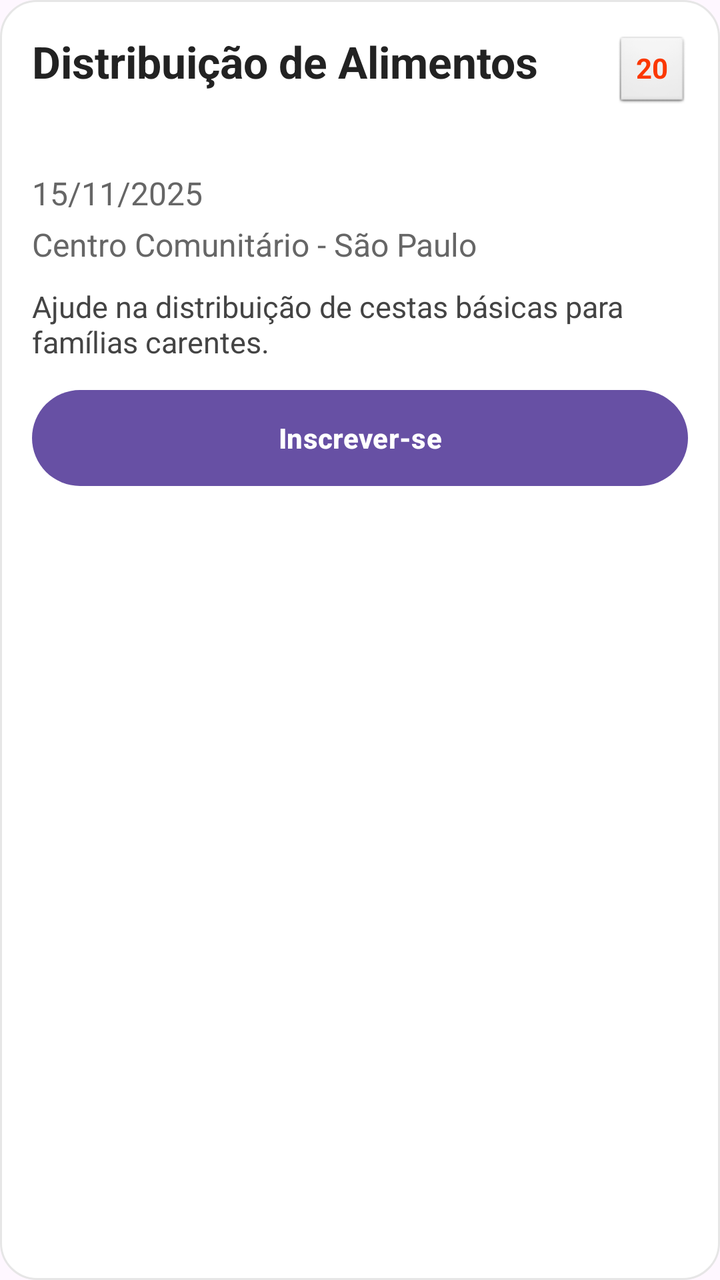
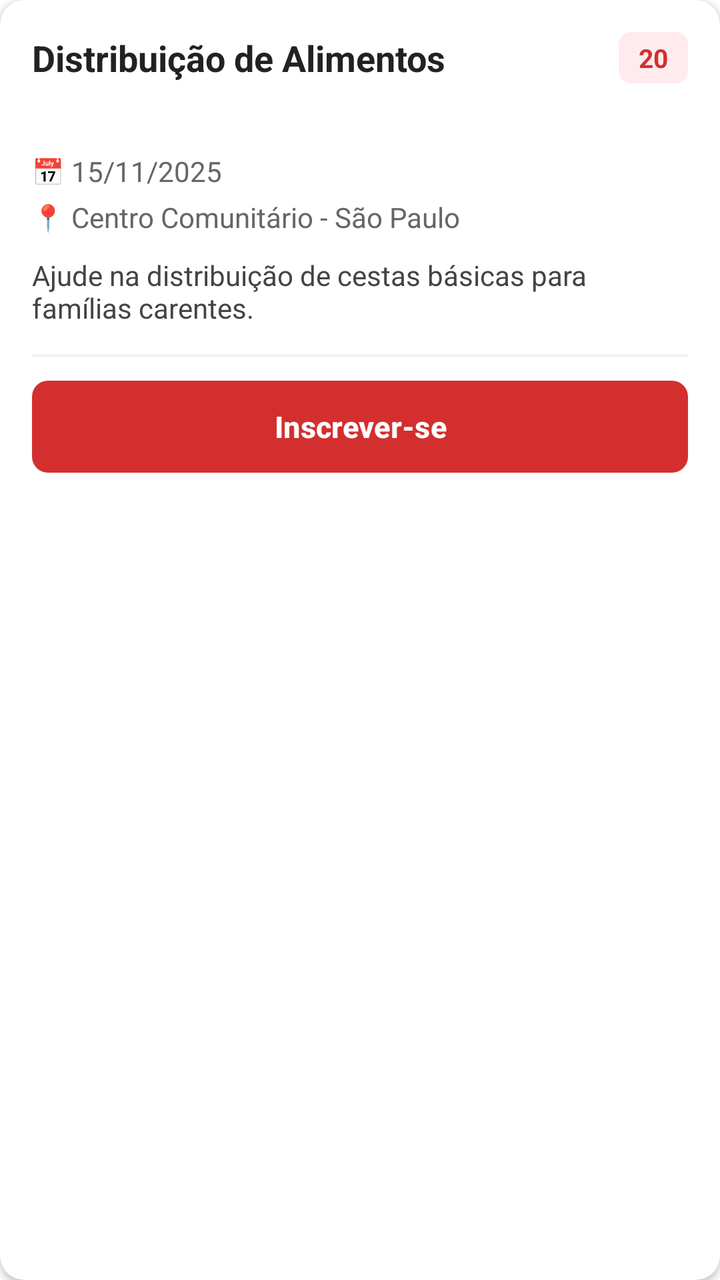

Two renders of the same Android screen: before a commit and after it. Below are the layout's source before the change and the commit's diff.
<!-- AndroidManifest.xml: application theme Theme.Extensao -->
<!-- res/layout/item_evento.xml -->
<?xml version="1.0" encoding="utf-8"?>
<LinearLayout xmlns:android="http://schemas.android.com/apk/res/android"
    android:orientation="vertical"
    android:background="@drawable/bg_card_evento"
    android:layout_marginBottom="14dp"
    android:layout_width="match_parent"
    android:layout_height="wrap_content">

    <LinearLayout
        android:orientation="horizontal"
        android:layout_width="match_parent"
        android:layout_height="wrap_content">

        <TextView
            android:id="@+id/txtTituloEvento"
            android:layout_width="0dp"
            android:layout_height="wrap_content"
            android:layout_weight="1"
            android:text="Distribuição de Alimentos"
            android:textColor="#222222"
            android:textSize="22sp"
            android:textStyle="bold"/>

        <TextView
            android:id="@+id/txtVagas"
            android:layout_width="wrap_content"
            android:layout_height="wrap_content"
            android:background="@android:drawable/btn_default_small"
            android:paddingLeft="10dp"
            android:paddingTop="6dp"
            android:paddingRight="10dp"
            android:paddingBottom="6dp"
            android:text="20"
            android:textColor="#FB3802"
            android:textStyle="bold"/>

    </LinearLayout>

    <TextView
        android:id="@+id/txtTipoEvento"
        android:layout_width="wrap_content"
        android:layout_height="wrap_content"
        android:layout_marginTop="6dp"
        android:textSize="13sp"
        android:textColor="#6750A4"
        android:textStyle="bold" />

    <TextView
        android:id="@+id/txtDataEvento"
        android:layout_width="wrap_content"
        android:layout_height="wrap_content"
        android:layout_marginTop="10dp"
        android:text="15/11/2025"
        android:textColor="#666666"
        android:textSize="16sp"/>

    <TextView
        android:id="@+id/txtLocalEvento"
        android:layout_width="wrap_content"
        android:layout_height="wrap_content"
        android:layout_marginTop="4dp"
        android:text="Centro Comunitário - São Paulo"
        android:textColor="#666666"
        android:textSize="16sp" />

    <TextView
        android:id="@+id/txtDescricaoEvento"
        android:layout_width="match_parent"
        android:layout_height="wrap_content"
        android:layout_marginTop="10dp"
        android:text="Ajude na distribuição de cestas básicas para famílias carentes."
        android:textColor="#444444"
        android:textSize="15sp" />

    <Button
        android:id="@+id/btnInscrever"
        android:layout_width="match_parent"
        android:layout_height="wrap_content"
        android:layout_marginTop="14dp"
        android:background="@drawable/bg_botao_inscrever"
        android:text="Inscrever-se"
        android:textAllCaps="false"
        android:textColor="#FFFFFF"
        android:textStyle="bold" />

</LinearLayout>
<!-- resources referenced by this layout -->
<resources>
  <!-- drawable bg_botao_inscrever (drawable) -->
  <?xml version="1.0" encoding="utf-8"?>
  <shape xmlns:android="http://schemas.android.com/apk/res/android">
      <solid android:color="#6750A4"/>
      <corners android:radius="50dp"/>
  </shape>
  <!-- drawable bg_card_evento (drawable) -->
  <?xml version="1.0" encoding="utf-8"?>
  <shape xmlns:android="http://schemas.android.com/apk/res/android">
      <solid android:color="#FFFFFF"/>
      <corners android:radius="18dp"/>
      <stroke
          android:width="1dp"
          android:color="#E6E6E6"/>
      <padding
          android:left="16dp"
          android:top="16dp"
          android:right="16dp"
          android:bottom="16dp"/>
  </shape>
  <style name="Theme.Extensao" parent="Base.Theme.Extensao" />
  <style name="Base.Theme.Extensao" parent="Theme.Material3.DayNight.NoActionBar">
          
          
      </style>
</resources>

<!-- the commit's change to res/layout/item_evento.xml (unified diff, before → after) -->
@@ -1,86 +1,143 @@
 <?xml version="1.0" encoding="utf-8"?>
-<LinearLayout xmlns:android="http://schemas.android.com/apk/res/android"
-    android:orientation="vertical"
-    android:background="@drawable/bg_card_evento"
+<androidx.cardview.widget.CardView xmlns:android="http://schemas.android.com/apk/res/android"
+    xmlns:app="http://schemas.android.com/apk/res-auto"
+    android:layout_width="match_parent"
+    android:layout_height="wrap_content"
     android:layout_marginBottom="14dp"
-    android:layout_width="match_parent"
-    android:layout_height="wrap_content">
+    app:cardCornerRadius="12dp"
+    app:cardElevation="2dp"
+    app:cardBackgroundColor="@color/white">
 
     <LinearLayout
-        android:orientation="horizontal"
+        android:orientation="vertical"
         android:layout_width="match_parent"
-        android:layout_height="wrap_content">
+        android:layout_height="wrap_content"
+        android:padding="16dp">
 
+        
+        <LinearLayout
+            android:orientation="horizontal"
+            android:layout_width="match_parent"
+            android:layout_height="wrap_content"
+            android:gravity="center_vertical"
+            android:layout_marginBottom="8dp">
+
+            <TextView
+                android:id="@+id/txtTituloEvento"
+                android:layout_width="0dp"
+                android:layout_height="wrap_content"
+                android:layout_weight="1"
+                android:text="Distribuição de Alimentos"
+                android:textColor="@color/text_primary"
+                android:textSize="18sp"
+                android:textStyle="bold"
+                android:layout_marginEnd="8dp" />
+
+            <TextView
+                android:id="@+id/txtVagas"
+                android:layout_width="wrap_content"
+                android:layout_height="wrap_content"
+                android:background="@drawable/bg_badge_red"
+                android:paddingStart="10dp"
+                android:paddingEnd="10dp"
+                android:paddingTop="4dp"
+                android:paddingBottom="4dp"
+                android:text="20"
+                android:textColor="@color/primary_red"
+                android:textSize="13sp"
+                android:textStyle="bold" />
+
+        </LinearLayout>
+
+        
         <TextView
-            android:id="@+id/txtTituloEvento"
-            android:layout_width="0dp"
-            android:layout_height="wrap_content"
-            android:layout_weight="1"
-            android:text="Distribuição de Alimentos"
-            android:textColor="#222222"
-            android:textSize="22sp"
-            android:textStyle="bold"/>
-
-        <TextView
-            android:id="@+id/txtVagas"
+            android:id="@+id/txtTipoEvento"
             android:layout_width="wrap_content"
             android:layout_height="wrap_content"
-            android:background="@android:drawable/btn_default_small"
-            android:paddingLeft="10dp"
-            android:paddingTop="6dp"
-            android:paddingRight="10dp"
-            android:paddingBottom="6dp"
-            android:text="20"
-            android:textColor="#FB3802"
-            android:textStyle="bold"/>
+            android:layout_marginBottom="10dp"
+            android:textSize="12sp"
+            android:textColor="@color/primary_red"
+            android:textStyle="bold" />
+
+        
+        <LinearLayout
+            android:orientation="horizontal"
+            android:layout_width="match_parent"
+            android:layout_height="wrap_content"
+            android:gravity="center_vertical"
+            android:layout_marginBottom="4dp">
+
+            <TextView
+                android:layout_width="wrap_content"
+                android:layout_height="wrap_content"
+                android:text="📅 "
+                android:textSize="13sp" />
+
+            <TextView
+                android:id="@+id/txtDataEvento"
+                android:layout_width="wrap_content"
+                android:layout_height="wrap_content"
+                android:text="15/11/2025"
+                android:textColor="@color/text_secondary"
+                android:textSize="14sp" />
+
+        </LinearLayout>
+
+        
+        <LinearLayout
+            android:orientation="horizontal"
+            android:layout_width="match_parent"
+            android:layout_height="wrap_content"
+            android:gravity="center_vertical"
+            android:layout_marginBottom="10dp">
+
+            <TextView
+                android:layout_width="wrap_content"
+                android:layout_height="wrap_content"
+                android:text="📍 "
+                android:textSize="13sp" />
+
+            <TextView
+                android:id="@+id/txtLocalEvento"
+                android:layout_width="wrap_content"
+                android:layout_height="wrap_content"
+                android:text="Centro Comunitário - São Paulo"
+                android:textColor="@color/text_secondary"
+                android:textSize="14sp" />
+
+        </LinearLayout>
+
+        
+        <TextView
+            android:id="@+id/txtDescricaoEvento"
+            android:layout_width="match_parent"
+            android:layout_height="wrap_content"
+            android:text="Ajude na distribuição de cestas básicas para famílias carentes."
+            android:textColor="@color/text_description"
+            android:textSize="14sp"
+            android:maxLines="2"
+            android:ellipsize="end"
+            android:layout_marginBottom="14dp" />
+
+        
+        <View
+            android:layout_width="match_parent"
+            android:layout_height="1dp"
+            android:background="@color/divider"
+            android:layout_marginBottom="12dp" />
+
+        
+        <Button
+            android:id="@+id/btnInscrever"
+            android:layout_width="match_parent"
+            android:layout_height="46dp"
+            android:background="@drawable/bg_botao_inscrever"
+            android:text="Inscrever-se"
+            android:textAllCaps="false"
+            android:textColor="@color/white"
+            android:textStyle="bold"
+            android:textSize="15sp" />
 
     </LinearLayout>
 
-    <TextView
-        android:id="@+id/txtTipoEvento"
-        android:layout_width="wrap_content"
-        android:layout_height="wrap_content"
-        android:layout_marginTop="6dp"
-        android:textSize="13sp"
-        android:textColor="#6750A4"
-        android:textStyle="bold" />
-
-    <TextView
-        android:id="@+id/txtDataEvento"
-        android:layout_width="wrap_content"
-        android:layout_height="wrap_content"
-        android:layout_marginTop="10dp"
-        android:text="15/11/2025"
-        android:textColor="#666666"
-        android:textSize="16sp"/>
-
-    <TextView
-        android:id="@+id/txtLocalEvento"
-        android:layout_width="wrap_content"
-        android:layout_height="wrap_content"
-        android:layout_marginTop="4dp"
-        android:text="Centro Comunitário - São Paulo"
-        android:textColor="#666666"
-        android:textSize="16sp" />
-
-    <TextView
-        android:id="@+id/txtDescricaoEvento"
-        android:layout_width="match_parent"
-        android:layout_height="wrap_content"
-        android:layout_marginTop="10dp"
-        android:text="Ajude na distribuição de cestas básicas para famílias carentes."
-        android:textColor="#444444"
-        android:textSize="15sp" />
-
-    <Button
-        android:id="@+id/btnInscrever"
-        android:layout_width="match_parent"
-        android:layout_height="wrap_content"
-        android:layout_marginTop="14dp"
-        android:background="@drawable/bg_botao_inscrever"
-        android:text="Inscrever-se"
-        android:textAllCaps="false"
-        android:textColor="#FFFFFF"
-        android:textStyle="bold" />
-
-</LinearLayout>
+</androidx.cardview.widget.CardView>
<!-- resource entries referenced after the edit -->
@@ -1,29 +1,40 @@
 <!-- resources referenced by this layout -->
 <resources>
+  <color name="divider">#F0F0F0</color>
+  <color name="primary_red">#D32F2F</color>
+  <color name="text_description">#444444</color>
+  <color name="text_primary">#222222</color>
+  <color name="text_secondary">#666666</color>
+  <color name="white">#FFFFFFFF</color>
+  <!-- drawable bg_badge_red (drawable) -->
+  <?xml version="1.0" encoding="utf-8"?>
+  <shape xmlns:android="http://schemas.android.com/apk/res/android">
+      <solid android:color="#FFEBEE"/>
+      <corners android:radius="6dp"/>
+  </shape>
   <!-- drawable bg_botao_inscrever (drawable) -->
   <?xml version="1.0" encoding="utf-8"?>
   <shape xmlns:android="http://schemas.android.com/apk/res/android">
-      <solid android:color="#6750A4"/>
-      <corners android:radius="50dp"/>
-  </shape>
-  <!-- drawable bg_card_evento (drawable) -->
-  <?xml version="1.0" encoding="utf-8"?>
-  <shape xmlns:android="http://schemas.android.com/apk/res/android">
-      <solid android:color="#FFFFFF"/>
-      <corners android:radius="18dp"/>
-      <stroke
-          android:width="1dp"
-          android:color="#E6E6E6"/>
-      <padding
-          android:left="16dp"
-          android:top="16dp"
-          android:right="16dp"
-          android:bottom="16dp"/>
+      <solid android:color="@color/primary_red"/>
+      <corners android:radius="8dp"/>
   </shape>
   <style name="Theme.Extensao" parent="Base.Theme.Extensao" />
-  <style name="Base.Theme.Extensao" parent="Theme.Material3.DayNight.NoActionBar">
+  <style name="Base.Theme.Extensao" parent="Theme.Material3.Light.NoActionBar">
+          <item name="colorPrimary">@color/primary_red</item>
+          <item name="colorPrimaryVariant">@color/primary_red_dark</item>
+          <item name="colorOnPrimary">@color/white</item>
+          <item name="colorSecondary">@color/primary_red</item>
+          <item name="colorOnSecondary">@color/white</item>
+          <item name="android:windowBackground">@color/white</item>
+          <item name="colorSurface">@color/white</item>
+          <item name="colorOnSurface">@color/text_primary</item>
           
-          
+          <item name="bottomNavigationStyle">@style/BottomNavStyle</item>
+      </style>
+  <color name="primary_red_dark">#B71C1C</color>
+  <style name="BottomNavStyle" parent="Widget.MaterialComponents.BottomNavigationView">
+          <item name="itemIconTint">@color/bottom_nav_color</item>
+          <item name="itemTextColor">@color/bottom_nav_color</item>
       </style>
 </resources>
 
